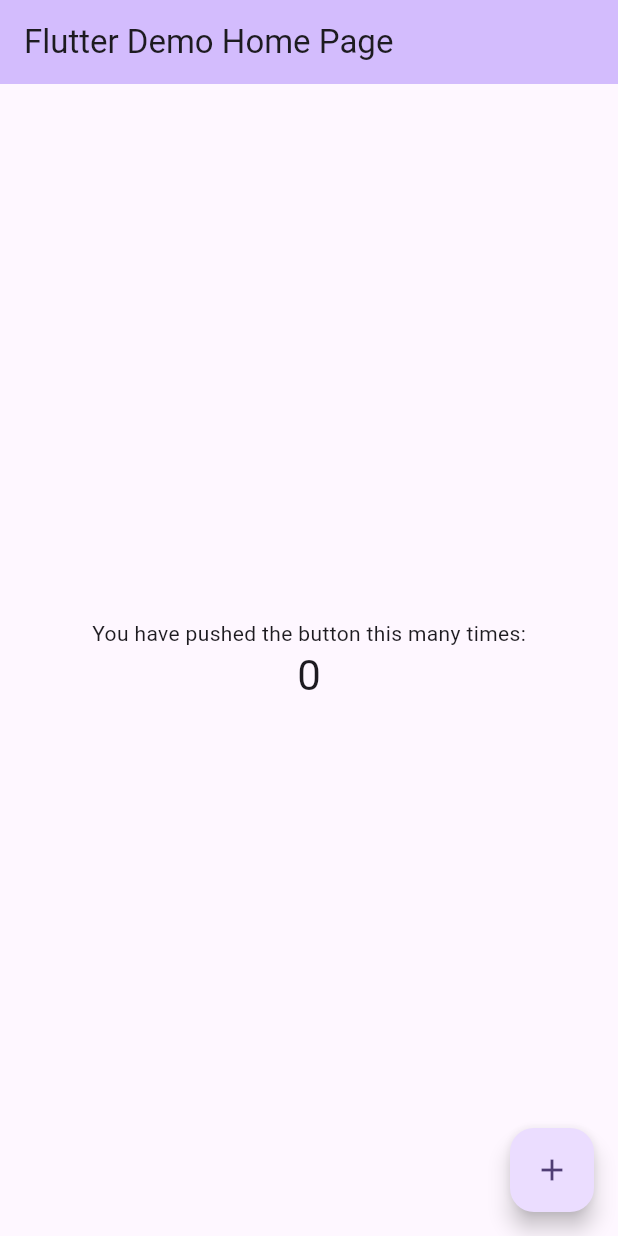
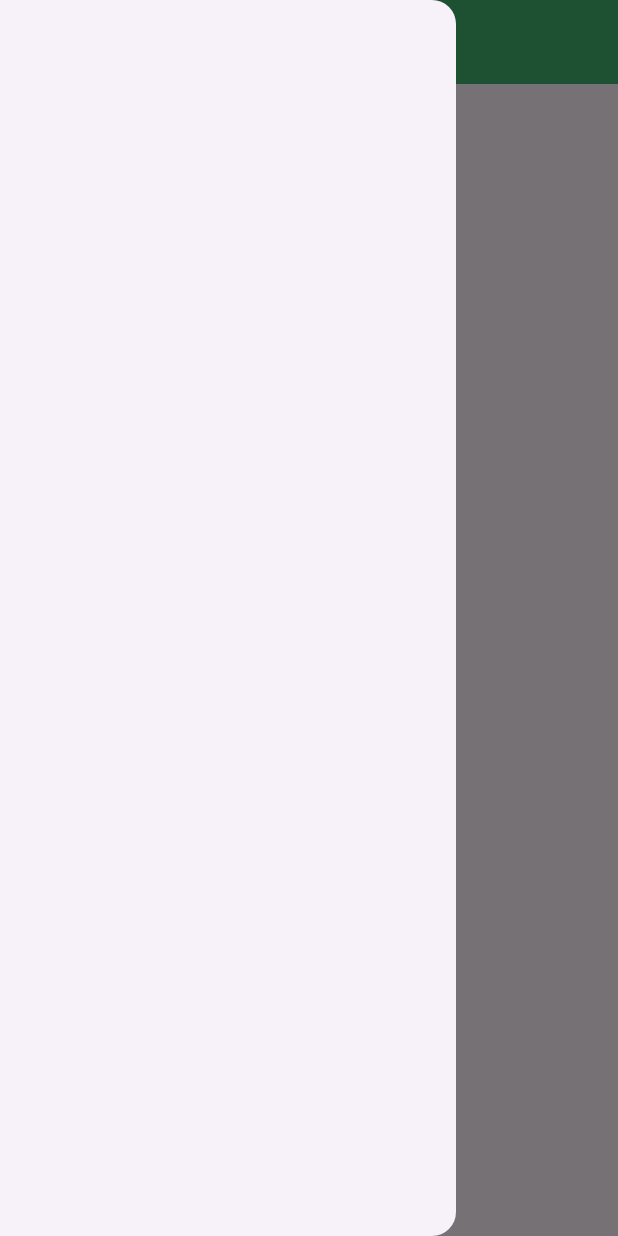
Before and after one commit to oatanurakch/mushroomapp, a Flutter app: the screen it shows after launch, with the side drawer open (before the commit the screen has no drawer), on a phone screen of 412 x 824 dp. Run offline on Flutter 3.47's test engine with Material 3 defaults, Android fonts, the phone set to English and light mode, and no system bars.

Commit message:
add drawer and fonts

```diff
--- a/lib/main.dart
+++ b/lib/main.dart
@@ -1,69 +1,36 @@
 import 'package:flutter/material.dart';
+
+import 'package:mushroomapp/utility/constant.dart';
+import 'package:mushroomapp/widgets/navbar.dart';
 
 void main() {
   runApp(const MyApp());
 }
 
-class MyApp extends StatelessWidget {
+class MyApp extends StatefulWidget {
   const MyApp({super.key});
 
-  // This widget is the root of your application.
+  @override
+  State<MyApp> createState() => _MyAppState();
+}
+
+class _MyAppState extends State<MyApp> {
   @override
   Widget build(BuildContext context) {
     return MaterialApp(
-      title: 'Flutter Demo',
-      theme: ThemeData(
-        colorScheme: ColorScheme.fromSeed(seedColor: Colors.deepPurple),
-        useMaterial3: true,
+      home: Scaffold(
+        drawer: NavBarWidget(),
+        appBar: AppBar(
+          backgroundColor: ColorPalette[2],
+          title: Text(
+            'Mushroom App',
+            style: TextStyle(
+              fontFamily: 'JetBrainsMono',
+            ),
+          ),
+        ),
       ),
-      home: const MyHomePage(title: 'Flutter Demo Home Page'),
+      debugShowCheckedModeBanner: false,
     );
   }
 }
-
-class MyHomePage extends StatefulWidget {
-  const MyHomePage({super.key, required this.title});
-  final String title;
-
-  @override
-  State<MyHomePage> createState() => _MyHomePageState();
-}
-
-class _MyHomePageState extends State<MyHomePage> {
-  int _counter = 0;
-
-  void _incrementCounter() {
-    setState(() {
-      _counter++;
-    });
-  }
-
-  @override
-  Widget build(BuildContext context) {
-    return Scaffold(
-      appBar: AppBar(
-        backgroundColor: Theme.of(context).colorScheme.inversePrimary,
-        title: Text(widget.title),
-      ),
-      body: Center(
-        child: Column(
-          mainAxisAlignment: MainAxisAlignment.center,
-          children: <Widget>[
-            const Text(
-              'You have pushed the button this many times:',
-            ),
-            Text(
-              '$_counter',
-              style: Theme.of(context).textTheme.headlineMedium,
-            ),
-          ],
-        ),
-      ),
-      floatingActionButton: FloatingActionButton(
-        onPressed: _incrementCounter,
-        tooltip: 'Increment',
-        child: const Icon(Icons.add),
-      ), // This trailing comma makes auto-formatting nicer for build methods.
-    );
-  }
-}
--- a/lib/utility/constant.dart
+++ b/lib/utility/constant.dart
@@ -1,6 +1,6 @@
 import 'package:flutter/material.dart';
 
-final ColorPaletter = [
+final ColorPalette = [
   Color(0xFFFFF5E0),
   Color(0xFF8DECB4),
   Color(0xFF41B06E),
--- a/lib/widgets/navbar.dart
+++ b/lib/widgets/navbar.dart
@@ -0,0 +1,10 @@
+import 'package:flutter/material.dart';
+
+class NavBarWidget extends StatelessWidget {
+  const NavBarWidget({super.key});
+
+  @override
+  Widget build(BuildContext context) {
+    return Drawer();
+  }
+}
```
Also changed, not shown: pubspec.yaml (+7 -1 lines), assets/fonts/JetBrainsMono-Bold.ttf (added), assets/fonts/JetBrainsMono-BoldItalic.ttf (added), assets/fonts/JetBrainsMono-ExtraBold.ttf (added), assets/fonts/JetBrainsMono-ExtraBoldItalic.ttf (added), assets/fonts/JetBrainsMono-ExtraLight.ttf (added), assets/fonts/JetBrainsMono-ExtraLightItalic.ttf (added), assets/fonts/JetBrainsMono-Italic.ttf (added), assets/fonts/JetBrainsMono-Light.ttf (added), assets/fonts/JetBrainsMono-LightItalic.ttf (added), assets/fonts/JetBrainsMono-Medium.ttf (added), assets/fonts/JetBrainsMono-MediumItalic.ttf (added), assets/fonts/JetBrainsMono-Regular.ttf (added), assets/fonts/JetBrainsMono-SemiBold.ttf (added), 3 more files.
